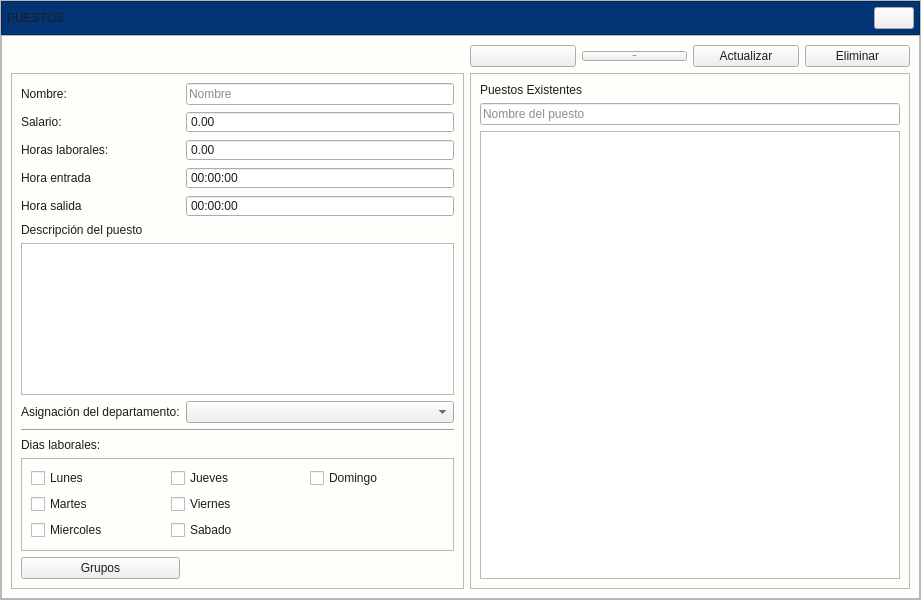
LAngelVp/TuleVenta, file app/View/UserInterfaceUi/UI_ADMINISTRAR_PUESTOS.ui: the form before one commit.
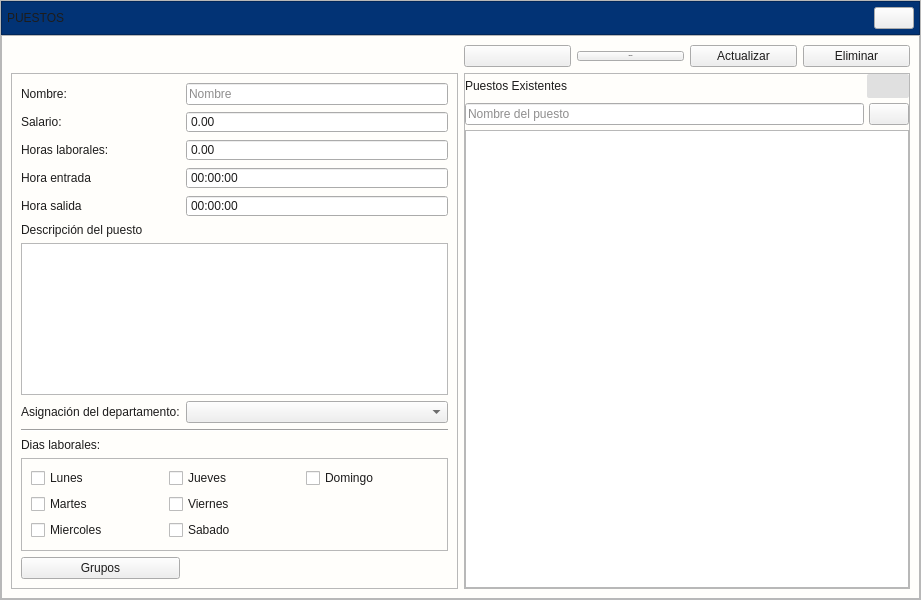
The form after the commit. Icons and pictures are not drawn.

Diff of the .ui file:
```diff
--- a/app/View/UserInterfaceUi/UI_ADMINISTRAR_PUESTOS.ui
+++ b/app/View/UserInterfaceUi/UI_ADMINISTRAR_PUESTOS.ui
@@ -208,7 +208,17 @@
 background-color: #cce4ff;
 color: black;
 }
-</string>
+#btn_RefrescarTabla{
+border-radius: 2px;
+background: #e0e0e0;
+padding: 5px;
+}
+#btn_RefrescarTabla:hover{
+background: rgb(179, 179, 179);
+}
+#btn_RefrescarTabla:pressed{
+background: #b6ccd8 ;
+}</string>
   </property>
   <layout class="QGridLayout" name="gridLayout_7">
    <property name="leftMargin">
@@ -332,7 +342,72 @@
             <enum>QFrame::Shadow::Raised</enum>
            </property>
            <layout class="QGridLayout" name="gridLayout_2">
-            <item row="2" column="0" colspan="3">
+            <property name="leftMargin">
+             <number>0</number>
+            </property>
+            <property name="topMargin">
+             <number>0</number>
+            </property>
+            <property name="rightMargin">
+             <number>0</number>
+            </property>
+            <property name="bottomMargin">
+             <number>0</number>
+            </property>
+            <property name="spacing">
+             <number>5</number>
+            </property>
+            <item row="0" column="0">
+             <layout class="QHBoxLayout" name="horizontalLayout_3">
+              <item>
+               <widget class="QLabel" name="etiqueta_puestosexistentes">
+                <property name="text">
+                 <string>Puestos Existentes</string>
+                </property>
+               </widget>
+              </item>
+              <item alignment="Qt::AlignmentFlag::AlignRight">
+               <widget class="QPushButton" name="btn_RefrescarTabla">
+                <property name="toolTip">
+                 <string>&lt;html&gt;&lt;head/&gt;&lt;body&gt;&lt;p&gt;&lt;span style=&quot; font-weight:700;&quot;&gt;Refrescar Tabla&lt;/span&gt;&lt;/p&gt;&lt;/body&gt;&lt;/html&gt;</string>
+                </property>
+                <property name="text">
+                 <string/>
+                </property>
+                <property name="icon">
+                 <iconset resource="../../Source/iconsdvg.qrc">
+                  <normaloff>:/Icons/IconosSVG/base_datos_refresh.png</normaloff>:/Icons/IconosSVG/base_datos_refresh.png</iconset>
+                </property>
+               </widget>
+              </item>
+             </layout>
+            </item>
+            <item row="1" column="0">
+             <layout class="QHBoxLayout" name="horizontalLayout_2">
+              <item>
+               <widget class="QLineEdit" name="txt_buscarpuesto">
+                <property name="placeholderText">
+                 <string>Nombre del puesto</string>
+                </property>
+               </widget>
+              </item>
+              <item>
+               <widget class="QPushButton" name="btn_btn_buscar_puesto">
+                <property name="toolTip">
+                 <string>&lt;html&gt;&lt;head/&gt;&lt;body&gt;&lt;p&gt;&lt;span style=&quot; font-size:12pt; font-weight:700;&quot;&gt;Buscar&lt;/span&gt;&lt;/p&gt;&lt;/body&gt;&lt;/html&gt;</string>
+                </property>
+                <property name="text">
+                 <string/>
+                </property>
+                <property name="icon">
+                 <iconset resource="../../Source/iconosSVG.qrc">
+                  <normaloff>:/iconosBlancos/Icons/iconos/Blanco/buscar_filas_blanco.svg</normaloff>:/iconosBlancos/Icons/iconos/Blanco/buscar_filas_blanco.svg</iconset>
+                </property>
+               </widget>
+              </item>
+             </layout>
+            </item>
+            <item row="2" column="0">
              <widget class="QTableView" name="tabla_listapuestos">
               <property name="minimumSize">
                <size>
@@ -360,20 +435,6 @@
               </attribute>
              </widget>
             </item>
-            <item row="0" column="0">
-             <widget class="QLabel" name="etiqueta_puestosexistentes">
-              <property name="text">
-               <string>Puestos Existentes</string>
-              </property>
-             </widget>
-            </item>
-            <item row="1" column="0" colspan="3">
-             <widget class="QLineEdit" name="txt_buscarpuesto">
-              <property name="placeholderText">
-               <string>Nombre del puesto</string>
-              </property>
-             </widget>
-            </item>
            </layout>
           </widget>
          </item>
```
Left out of the diff: 6 changed lines with no effect on the pictures.
